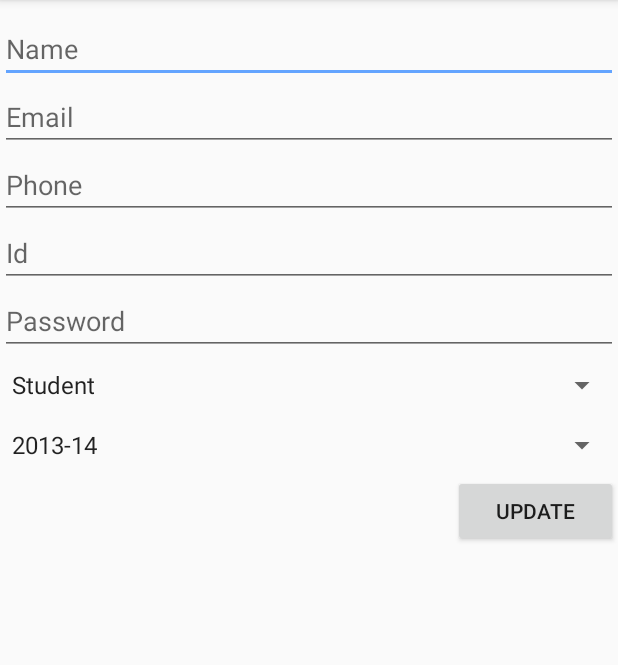
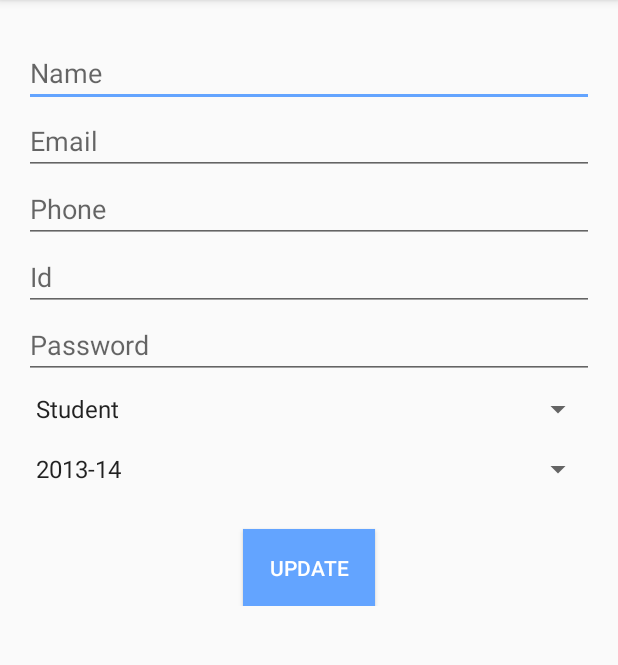
Before and after one commit to MahmudMoon/StudentTeacherCollaboration_V2, an Android app: the UserUpdate screen opened directly, with no data from a screen before it, on a phone screen of 412 x 824 dp, the part 84-749 px from its top. Run offline under Robolectric (Android 15) with nearby library versions, the light colour scheme and no system bars; our stand-ins replace Firebase (no records; nobody signed in at launch, a user with empty details on screens opened directly); 8 statements that could not run were skipped.

Commit message:
updated button color

```diff
--- a/app/src/main/java/moonc/example/com/studentteachercollaboration_v2/AdminHome.java
+++ b/app/src/main/java/moonc/example/com/studentteachercollaboration_v2/AdminHome.java
@@ -83,7 +83,7 @@ public class AdminHome extends AppCompatActivity {
     private void updateOrDelete(final int position) {
         AlertDialog.Builder builder = new AlertDialog.Builder(this);
         LayoutInflater inflater = getLayoutInflater();
-        View view = inflater.inflate(R.layout.alertdialog, null);
+        View view = inflater.inflate(R.layout.alert_dialog, null);
         builder.setView(view);
         final AlertDialog alertDialog = builder.create();
         alertDialog.show();
--- a/app/src/main/java/moonc/example/com/studentteachercollaboration_v2/ShowRoutine.java
+++ b/app/src/main/java/moonc/example/com/studentteachercollaboration_v2/ShowRoutine.java
@@ -6,8 +6,6 @@ import android.support.v7.app.AlertDialog;
 import android.support.v7.app.AppCompatActivity;
 import android.os.Bundle;
 import android.view.LayoutInflater;
-import android.view.Menu;
-import android.view.MenuItem;
 import android.view.View;
 import android.widget.AdapterView;
 import android.widget.ImageButton;
@@ -130,7 +128,7 @@ public class ShowRoutine extends AppCompatActivity {
         ImageButton delete, update;
         AlertDialog.Builder builder = new AlertDialog.Builder(this);
         LayoutInflater inflater = getLayoutInflater();
-        View view = inflater.inflate(R.layout.alertdialog, null);
+        View view = inflater.inflate(R.layout.alert_dialog, null);
         builder.setView(view);
         final AlertDialog alertDialog = builder.create();
         alertDialog.show();
--- a/app/src/main/res/layout/activity_add.xml
+++ b/app/src/main/res/layout/activity_add.xml
@@ -48,6 +48,9 @@
         android:text="add"
         app:layout_constraintBottom_toBottomOf="parent"
         app:layout_constraintEnd_toEndOf="parent"
+        android:background="@color/colorAccent"
+        android:textColor="#ffff"
+        android:padding="16dp"
         app:layout_constraintHorizontal_bias="0.52"
         app:layout_constraintStart_toStartOf="parent" />
 
--- a/app/src/main/res/layout/activity_routine_add.xml
+++ b/app/src/main/res/layout/activity_routine_add.xml
@@ -143,6 +143,9 @@
 
     <Button
         android:id="@+id/btn_Add"
+        android:background="@color/colorAccent"
+        android:textColor="#ffff"
+        android:padding="16dp"
         android:layout_width="wrap_content"
         android:layout_height="wrap_content"
         android:text="Save Routine" />
--- a/app/src/main/res/layout/activity_send_message.xml
+++ b/app/src/main/res/layout/activity_send_message.xml
@@ -21,6 +21,9 @@
 
     <Button
         android:id="@+id/send_button"
+        android:background="@color/colorAccent"
+        android:textColor="#ffff"
+        android:padding="16dp"
         android:layout_width="wrap_content"
         android:layout_height="wrap_content"
         android:layout_marginTop="20dp"
--- a/app/src/main/res/layout/activity_update.xml
+++ b/app/src/main/res/layout/activity_update.xml
@@ -4,68 +4,67 @@
     xmlns:tools="http://schemas.android.com/tools"
     android:layout_width="match_parent"
     android:layout_height="wrap_content"
-    tools:context=".UserUpdate"
-    android:orientation="vertical">
+    android:layout_margin="16dp"
+    android:orientation="vertical"
+    tools:context=".UserUpdate">
 
 
     <EditText
-        android:layout_marginTop="10dp"
         android:id="@+id/editText4"
         android:layout_width="match_parent"
         android:layout_height="wrap_content"
+        android:layout_marginTop="10dp"
         android:hint="Name"
-        android:inputType="textPersonName"
-        />
+        android:inputType="textPersonName" />
 
     <EditText
         android:id="@+id/editText5"
         android:layout_width="match_parent"
         android:layout_height="wrap_content"
         android:hint="Email"
-        android:inputType="textEmailAddress"
-        />
+        android:inputType="textEmailAddress" />
 
     <EditText
         android:id="@+id/editText6"
         android:layout_width="match_parent"
         android:layout_height="wrap_content"
         android:hint="Phone"
-        android:inputType="phone"
-         />
+        android:inputType="phone" />
+
     <EditText
         android:id="@+id/editText7"
         android:layout_width="match_parent"
         android:layout_height="wrap_content"
         android:hint="Id"
-        android:inputType="textEmailAddress"
-        />
+        android:inputType="textEmailAddress" />
 
     <EditText
         android:id="@+id/editText8"
         android:layout_width="match_parent"
         android:layout_height="wrap_content"
         android:hint="Password"
-        android:inputType="phone"
-        />
+        android:inputType="phone" />
 
     <Spinner
         android:id="@+id/spinner"
         android:layout_width="match_parent"
         android:layout_height="40dp"
-        android:entries="@array/role"></Spinner>
+        android:entries="@array/role" />
 
     <Spinner
         android:id="@+id/spinner_ses"
         android:layout_width="match_parent"
         android:layout_height="40dp"
-        android:entries="@array/session"></Spinner>
+        android:entries="@array/session" />
 
     <Button
         android:id="@+id/button2"
-        android:layout_width="110dp"
+        android:layout_width="wrap_content"
         android:layout_height="wrap_content"
+        android:layout_gravity="center"
+        android:layout_marginTop="20dp"
+        android:background="@color/colorAccent"
+        android:padding="16dp"
         android:text="Update"
-        android:layout_gravity="right"
-        android:layout_marginBottom="20dp"
-       />
+        android:textColor="#ffff" />
 </LinearLayout>
```
Also changed, not shown: app/src/main/res/layout/alert_dialog.xml (renamed from app/src/main/res/layout/alertdialog.xml).
